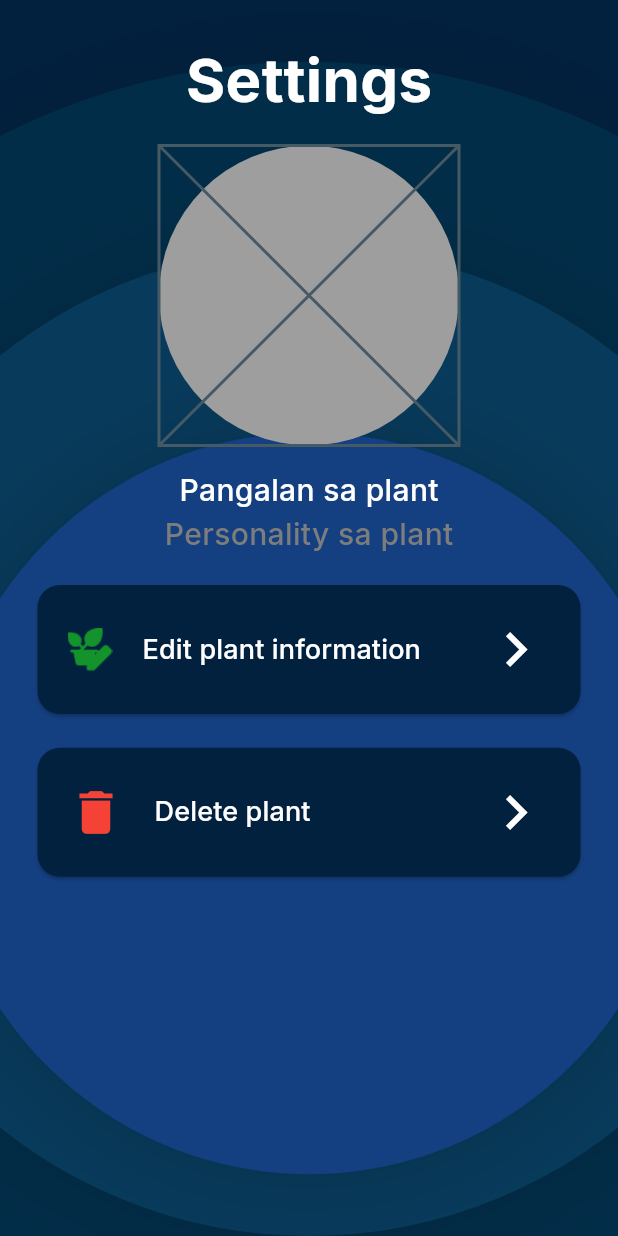
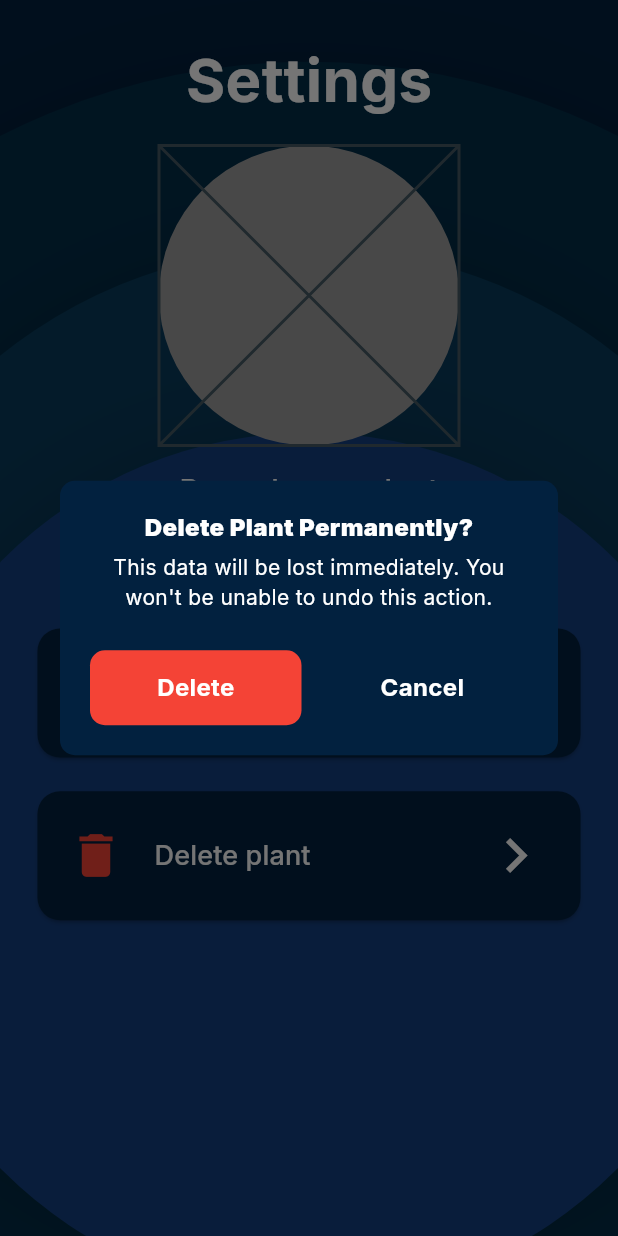
Before and after one commit to HoogaBoga/project_gaia, a Flutter app: the SettingsView screen opened directly, after a tap on "Delete plant", on a phone screen of 412 x 824 dp. Run offline on Flutter 3.47's test engine with Material 3 defaults, Android fonts, the phone set to English and light mode, and no system bars; our stand-ins replace google_fonts, image_picker, percent_indicator, stacked, stacked_services, stacked_shared; missing offline and left inert: flutter_arc_text; project files that could hold a hidden picture were left out.

Commit message:
edit plant info and delete plant

```diff
--- a/lib/app/app.dialogs.dart
+++ b/lib/app/app.dialogs.dart
@@ -7,10 +7,12 @@
 import 'package:stacked_services/stacked_services.dart';
 
 import 'app.locator.dart';
+import '../ui/dialogs/delete_plant/delete_plant_dialog.dart';
 import '../ui/dialogs/info_alert/info_alert_dialog.dart';
 
 enum DialogType {
   infoAlert,
+  deletePlant,
 }
 
 void setupDialogUi() {
@@ -19,6 +21,8 @@ void setupDialogUi() {
   final Map<DialogType, DialogBuilder> builders = {
     DialogType.infoAlert: (context, request, completer) =>
         InfoAlertDialog(request: request, completer: completer),
+    DialogType.deletePlant: (context, request, completer) =>
+        DeletePlantDialog(request: request, completer: completer),
   };
 
   dialogService.registerCustomDialogBuilders(builders);
--- /dev/null
+++ b/lib/ui/dialogs/delete_plant/delete_plant_dialog.dart
@@ -0,0 +1,124 @@
+import 'package:flutter/material.dart';
+import 'package:project_gaia/ui/common/app_colors.dart';
+import 'package:project_gaia/ui/common/ui_helpers.dart';
+import 'package:stacked/stacked.dart';
+import 'package:stacked_services/stacked_services.dart';
+
+import 'delete_plant_dialog_model.dart';
+
+class DeletePlantDialog extends StackedView<DeletePlantDialogModel> {
+  final DialogRequest request;
+  final Function(DialogResponse) completer;
+
+  const DeletePlantDialog({
+    Key? key,
+    required this.request,
+    required this.completer,
+  }) : super(key: key);
+
+  @override
+  Widget builder(
+    BuildContext context,
+    DeletePlantDialogModel viewModel,
+    Widget? child,
+  ) {
+    return Dialog(
+      shape: RoundedRectangleBorder(borderRadius: BorderRadius.circular(10)),
+      backgroundColor: const Color(0xFF02213F),
+      child: Padding(
+        padding: const EdgeInsets.symmetric(horizontal: 20, vertical: 20),
+        child: Column(
+          mainAxisSize: MainAxisSize.min,
+          children: [
+            Row(
+              mainAxisAlignment: MainAxisAlignment.spaceBetween,
+              children: [
+                Expanded(
+                  child: Column(
+                    mainAxisSize: MainAxisSize.min,
+                    crossAxisAlignment: CrossAxisAlignment.center,
+                    children: [
+                      Text(
+                        request.title ?? 'Delete Plant',
+                        style: const TextStyle(
+                          fontSize: 16,
+                          fontWeight: FontWeight.w900,
+                          color: Colors.white,
+                        ),
+                      ),
+                      verticalSpaceTiny,
+                      Text(
+                        request.description ?? 'Are you sure?',
+                        style: const TextStyle(
+                          fontSize: 14,
+                          color: Colors.white,
+                        ),
+                        textAlign: TextAlign.center,
+                        maxLines: 3,
+                        softWrap: true,
+                      ),
+                    ],
+                  ),
+                ),
+              ],
+            ),
+            verticalSpaceMedium,
+            Row(
+              children: [
+                Expanded(child:
+                  GestureDetector(
+                    onTap: () => completer(DialogResponse(confirmed: true)),
+                    child: Container(
+                      height: 50,
+                      width: double.infinity,
+                      alignment: Alignment.center,
+                      decoration: BoxDecoration(
+                        color: Colors.red,
+                        borderRadius: BorderRadius.circular(10),
+                      ),
+                      child: Text(
+                        request.mainButtonTitle ?? 'Delete',
+                        style: const TextStyle(
+                          color: Colors.white,
+                          fontWeight: FontWeight.bold,
+                          fontSize: 16,
+                        ),
+                      ),
+                    ),
+                  ),
+                ),
+                horizontalSpaceSmall,
+                Expanded(child:
+                  GestureDetector(
+                    onTap: () => completer(DialogResponse(confirmed: false)),
+                    child: Container(
+                      height: 50,
+                      width: double.infinity,
+                      alignment: Alignment.center,
+                      decoration: BoxDecoration(
+                        color: Colors.transparent,
+                        borderRadius: BorderRadius.circular(10),
+                      ),
+                      child: Text(
+                        request.secondaryButtonTitle ?? 'Cancel',
+                        style: const TextStyle(
+                          color: Colors.white,
+                          fontWeight: FontWeight.bold,
+                          fontSize: 16,
+                        ),
+                      ),
+                    ),
+                  ),
+                ),
+              ]
+            ),
+          ],
+        ),
+      ),
+    );
+  }
+
+  @override
+  DeletePlantDialogModel viewModelBuilder(BuildContext context) =>
+      DeletePlantDialogModel();
+}
--- /dev/null
+++ b/lib/ui/dialogs/delete_plant/delete_plant_dialog_model.dart
@@ -0,0 +1,3 @@
+import 'package:stacked/stacked.dart';
+
+class DeletePlantDialogModel extends BaseViewModel {}
--- a/lib/ui/views/mainlayout/main_layout.dart
+++ b/lib/ui/views/mainlayout/main_layout.dart
@@ -27,9 +27,6 @@ class _MainLayoutState extends State<MainLayout> {
             child: Text("Chat Page", style: TextStyle(color: Colors.white)),
           ),
           Center(
-            child: Text("Chat Page"),
-          ),
-          Center(
             child: SettingsView(),
           ),
         ],
--- a/lib/ui/views/settings/settings_view.dart
+++ b/lib/ui/views/settings/settings_view.dart
@@ -48,6 +48,15 @@ class SettingsView extends StackedView<SettingsViewModel> {
                       ),
                     ),
                     const Text(
+                      "Species",
+                      style: TextStyle(
+                        fontWeight: FontWeight.w500,
+                        fontSize: 20,
+                        color: Color(0xFF7D7D7D),
+                      ),
+                    ),
+
+                    const Text(
                       "Personality sa plant",
                       style: TextStyle(
                         fontWeight: FontWeight.w500,
@@ -59,7 +68,8 @@ class SettingsView extends StackedView<SettingsViewModel> {
                     _buildMenuButton(
                       label: 'Edit plant information',
                       icon: const ImageIcon(
-                        AssetImage('assets/images/edit_plant_information_icon.png'),
+                        AssetImage(
+                            'assets/images/edit_plant_information_icon.png'),
                         color: Color(0xFF14932C),
                         size: 30.0,
                       ),
@@ -68,8 +78,9 @@ class SettingsView extends StackedView<SettingsViewModel> {
                     const SizedBox(height: 22.5),
                     _buildMenuButton(
                       label: 'Delete plant',
-                      icon: const Icon(Icons.delete, size: 38, color: Colors.red),
-                      onPressed: viewModel.navigateToDeletePlant,
+                      icon:
+                          const Icon(Icons.delete, size: 38, color: Colors.red),
+                      onPressed: viewModel.openDeletePlantDialog,
                     ),
                   ],
                 ),
@@ -119,10 +130,14 @@ class SettingsView extends StackedView<SettingsViewModel> {
     return Stack(
       alignment: Alignment.center,
       children: [
-        _buildSphere(baseWidth * 2.8, const Color(0xFF02213F), top: -baseWidth * 0.2),
-        _buildSphere(baseWidth * 2.2, const Color(0xFF022D48), top: baseWidth * 0.1),
-        _buildSphere(baseWidth * 1.6, const Color(0xFF083A5B), top: baseWidth * 0.4),
-        _buildSphere(baseWidth * 1.2, const Color(0xFF143F80), top: baseWidth * 0.7),
+        _buildSphere(baseWidth * 2.8, const Color(0xFF02213F),
+            top: -baseWidth * 0.2),
+        _buildSphere(baseWidth * 2.2, const Color(0xFF022D48),
+            top: baseWidth * 0.1),
+        _buildSphere(baseWidth * 1.6, const Color(0xFF083A5B),
+            top: baseWidth * 0.4),
+        _buildSphere(baseWidth * 1.4, const Color(0xFF143F80),
+            top: baseWidth * 0.7),
       ],
     );
   }
@@ -149,5 +164,6 @@ class SettingsView extends StackedView<SettingsViewModel> {
   }
 
   @override
-  SettingsViewModel viewModelBuilder(BuildContext context) => SettingsViewModel();
+  SettingsViewModel viewModelBuilder(BuildContext context) =>
+      SettingsViewModel();
 }
--- a/lib/ui/views/settings/settings_viewmodel.dart
+++ b/lib/ui/views/settings/settings_viewmodel.dart
@@ -1,14 +1,35 @@
+import 'package:project_gaia/app/app.router.dart';
 import 'package:stacked/stacked.dart';
+import 'package:project_gaia/app/app.dialogs.dart';
+import 'package:project_gaia/app/app.locator.dart';
+import 'package:stacked_services/stacked_services.dart';
 
 class SettingsViewModel extends BaseViewModel {
-    int currentIndex = 0;
+  int currentIndex = 0;
+  final _dialogService = locator<DialogService>();
+  final _navigationService = locator<NavigationService>();
 
-    SettingsViewModel();
+  SettingsViewModel();
 
-    void navigateToEditPlantInformation() {
+  void navigateToEditPlantInformation() {
+    _navigationService.navigateToEditPlantView();
+  }
+
+  Future<void> openDeletePlantDialog() async {
+    final DialogResponse? response = await _dialogService.showCustomDialog(
+      variant: DialogType.deletePlant,
+      title: 'Delete Plant Permanently?',
+      description: "This data will be lost immediately. You won't be unable to undo this action.",
+      mainButtonTitle: 'Delete',
+      secondaryButtonTitle: 'Cancel',
+    );
+
+    if (response?.confirmed == true) {
+        setBusy(true);
+
         // TODO : IMPLEMENT
+
+        setBusy(false);
     }
-    void navigateToDeletePlant() {
-        // TODO : IMPLEMENT
-    }
+  }
 }
```
Also changed, not shown: lib/app/app.dart (+7 -3 lines), lib/app/app.router.dart (+49 -7 lines), lib/ui/views/edit_plant/edit_plant_view.dart (added, +192 -0 lines), lib/ui/views/edit_plant/edit_plant_viewmodel.dart (added, +51 -0 lines), lib/ui/views/home/home_view.dart (+10 -7 lines), lib/ui/views/splash/splash_view.dart (+6 -5 lines), lib/ui/views/splash/splash_viewmodel.dart (line endings or trailing spaces).
